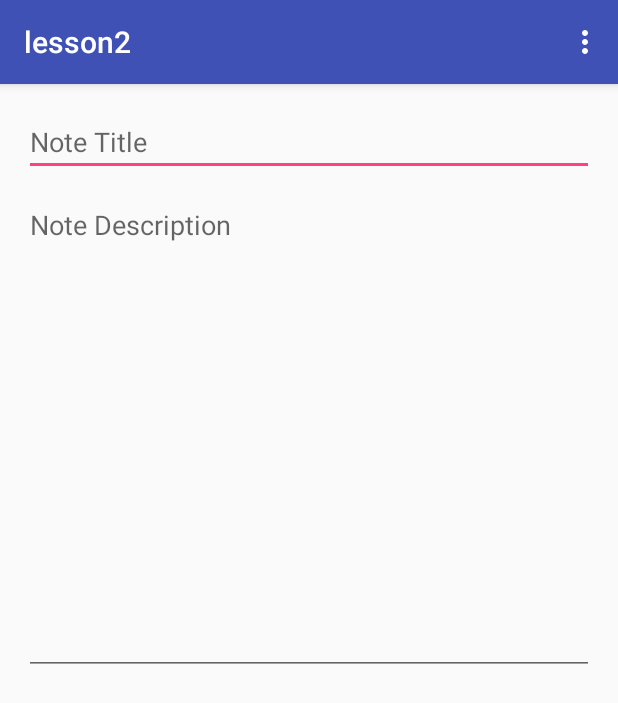
After one commit to GDGLima/study_jam_ascendio2016, an Android app: the AddNoteActivity screen opened directly, with no data from a screen before it, on a phone screen of 412 x 824 dp. The commit adds this screen. Shown: the top 703 px of the screen. Run offline under Robolectric (Android 15) with nearby library versions, the phone set to English and light mode, and no system bars.

Commit message:
Add Note screen

```diff
--- /dev/null
+++ b/lesson2/app/src/main/java/com/studyjam/studyjam/lesson2/ui/AddNoteActivity.java
@@ -0,0 +1,57 @@
+package com.studyjam.studyjam.lesson2.ui;
+
+import android.support.v7.app.AppCompatActivity;
+import android.os.Bundle;
+import android.view.Menu;
+import android.view.MenuInflater;
+import android.view.MenuItem;
+import android.widget.EditText;
+import android.widget.Toast;
+
+import com.studyjam.studyjam.lesson2.R;
+import com.studyjam.studyjam.lesson2.manager.NotesManager;
+import com.studyjam.studyjam.lesson2.model.Note;
+
+import java.util.Date;
+
+public class AddNoteActivity extends AppCompatActivity {
+
+    private EditText noteTitleView;
+    private EditText noteDescriptionView;
+
+    @Override
+    protected void onCreate(Bundle savedInstanceState) {
+        super.onCreate(savedInstanceState);
+        setContentView(R.layout.activity_add_note);
+        noteTitleView = (EditText) findViewById(R.id.noteTitleField);
+        noteDescriptionView = (EditText) findViewById(R.id.noteDescriptionField);
+    }
+
+    private void addNote(Note note) {
+        NotesManager.getInstance().addNote(note);
+        Toast.makeText(this, R.string.noteAdded, Toast.LENGTH_SHORT).show();
+        finish();
+    }
+
+    @Override
+    public boolean onCreateOptionsMenu(Menu menu) {
+        MenuInflater inflater = getMenuInflater();
+        inflater.inflate(R.menu.add_note_menu, menu);
+        return true;
+    }
+
+    @Override
+    public boolean onOptionsItemSelected(MenuItem item) {
+        // Handle item selection
+        switch (item.getItemId()) {
+            case R.id.addNote:
+                String noteTitle = noteTitleView.getText().toString();
+                String noteDescription = noteDescriptionView.getText().toString();
+                Note note = new Note(noteTitle, noteDescription, new Date());
+                addNote(note);
+                return true;
+            default:
+                return super.onOptionsItemSelected(item);
+        }
+    }
+}
--- /dev/null
+++ b/lesson2/app/src/main/res/layout/activity_add_note.xml
@@ -0,0 +1,31 @@
+<?xml version="1.0" encoding="utf-8"?>
+<LinearLayout xmlns:android="http://schemas.android.com/apk/res/android"
+    xmlns:tools="http://schemas.android.com/tools"
+    android:layout_width="match_parent"
+    android:layout_height="match_parent"
+    android:orientation="vertical"
+    android:paddingBottom="@dimen/activity_vertical_margin"
+    android:paddingLeft="@dimen/activity_horizontal_margin"
+    android:paddingRight="@dimen/activity_horizontal_margin"
+    android:paddingTop="@dimen/activity_vertical_margin"
+    tools:context="com.studyjam.studyjam.lesson2.ui.AddNoteActivity">
+
+    <EditText
+        android:id="@+id/noteTitleField"
+        android:layout_width="match_parent"
+        android:layout_height="wrap_content"
+        android:hint="@string/note_title"
+        android:lines="1"
+        android:textColor="@android:color/black" />
+
+    <EditText
+        android:id="@+id/noteDescriptionField"
+        android:layout_width="match_parent"
+        android:layout_height="wrap_content"
+        android:layout_marginTop="10dp"
+        android:gravity="top"
+        android:hint="@string/note_description"
+        android:lines="14"
+        android:textColor="@android:color/black" />
+
+</LinearLayout>
--- /dev/null
+++ b/lesson2/app/src/main/res/menu/add_note_menu.xml
@@ -0,0 +1,7 @@
+<?xml version="1.0" encoding="utf-8"?>
+<menu xmlns:android="http://schemas.android.com/apk/res/android">
+    <item
+        android:id="@+id/addNote"
+        android:icon="@android:drawable/ic_menu_add"
+        android:title="@string/add_note" />
+</menu>
--- a/lesson2/app/src/main/res/values/strings.xml
+++ b/lesson2/app/src/main/res/values/strings.xml
@@ -6,4 +6,8 @@
     <string name="user_display">User display</string>
     <string name="login">Login</string>
     <string name="fields_warning">Please fill all the fields</string>
+    <string name="note_title">Note Title</string>
+    <string name="note_description">Note Description</string>
+    <string name="add_note">Add Note</string>
+    <string name="noteAdded">The note has been added</string>
 </resources>
```
Also changed, not shown: lesson2/app/src/main/AndroidManifest.xml (+4 -3 lines), lesson2/app/src/main/java/com/studyjam/studyjam/lesson2/ui/NotesActivity.java (+32 -0 lines), lesson2/app/src/main/res/menu/main_menu.xml (added, +8 -0 lines).
